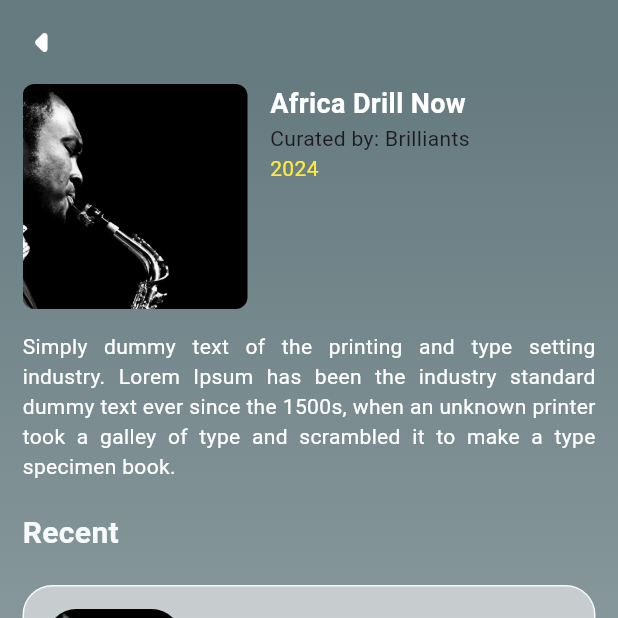
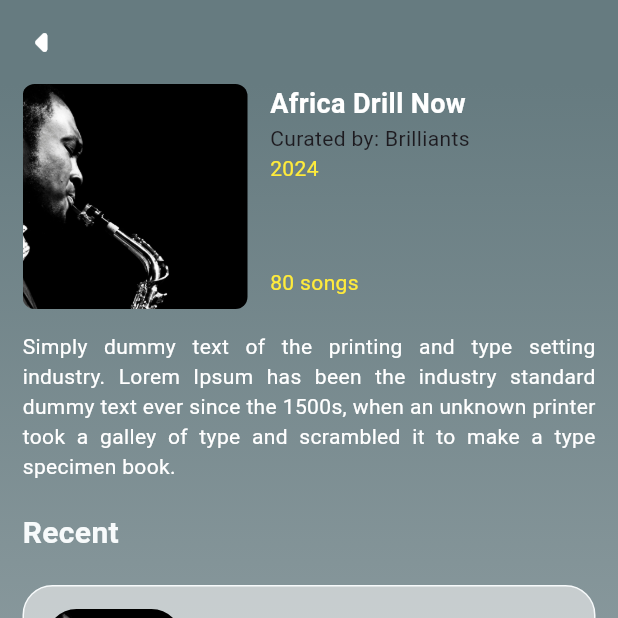
Before and after one commit to kwakyebrilliant/play, a Flutter app: the CuratedDetailsPage screen opened directly, on a phone screen of 412 x 824 dp, the top half of it. Run offline on Flutter 3.47's test engine with Material 3 defaults, Android fonts, the phone set to English and light mode, and no system bars.

Commit message:
curateddetails update

```diff
--- a/lib/screens/home/curated/curateddetails_page.dart
+++ b/lib/screens/home/curated/curateddetails_page.dart
@@ -47,12 +47,11 @@ class _CuratedDetailsPageState extends State<CuratedDetailsPage> {
             padding: const EdgeInsets.symmetric(horizontal: 15.0),
             child: Column(
               children: [
-                //curated image and other details
                 Row(
                   mainAxisAlignment: MainAxisAlignment.start,
                   crossAxisAlignment: CrossAxisAlignment.start,
                   children: [
-                    //curated image starts here
+                    // Curated image
                     Container(
                       height: 150.0,
                       width: 150.0,
@@ -65,13 +64,18 @@ class _CuratedDetailsPageState extends State<CuratedDetailsPage> {
                       ),
                     ),
 
-                    //other details of curated
-                    const Padding(
-                      padding: EdgeInsets.only(left: 15.0),
-                      child: Column(
+                    // Other details of curated
+                    Padding(
+                      padding: const EdgeInsets.only(left: 15.0),
+                      child: Stack(
+                        children: [
+                          Container(
+                            height: 150.0,
+                            width: 150.0,
+                            child: const Column(
                               crossAxisAlignment: CrossAxisAlignment.start,
                               children: [
-                          //title of the curated
+                                // Title of the curated
                                 Text(
                                   'Africa Drill Now',
                                   style: TextStyle(
@@ -82,7 +86,7 @@ class _CuratedDetailsPageState extends State<CuratedDetailsPage> {
                                   ),
                                 ),
 
-                          //persons that curated the list
+                                // Persons that curated the list
                                 Text(
                                   'Curated by: Brilliants',
                                   style: TextStyle(
@@ -90,13 +94,33 @@ class _CuratedDetailsPageState extends State<CuratedDetailsPage> {
                                   ),
                                 ),
 
-                          //year it was curated
+                                // Year it was curated
                                 Text(
                                   '2024',
                                   style: TextStyle(
                                     fontSize: 14.0,
                                     color: Colors.yellow,
                                     overflow: TextOverflow.ellipsis,
+                                  ),
+                                ),
+                              ],
+                            ),
+                          ),
+
+                          // Number of songs positioned at the bottom
+                          const Positioned(
+                            bottom: 0,
+                            left: 0,
+                            child: Padding(
+                              padding: EdgeInsets.only(bottom: 8.0),
+                              child: Text(
+                                '80 songs',
+                                style: TextStyle(
+                                  fontSize: 14.0,
+                                  color: Colors.yellow,
+                                  overflow: TextOverflow.ellipsis,
+                                ),
+                              ),
                             ),
                           ),
                         ],
```
Lines whose indentation alone changed are shown as unchanged.
